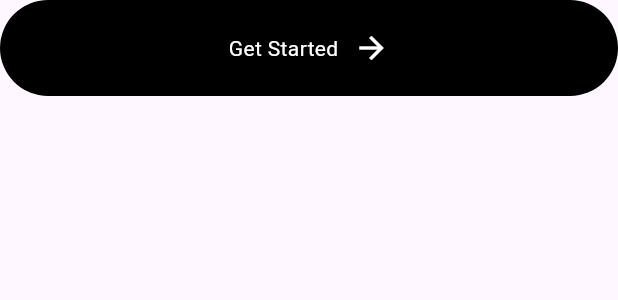
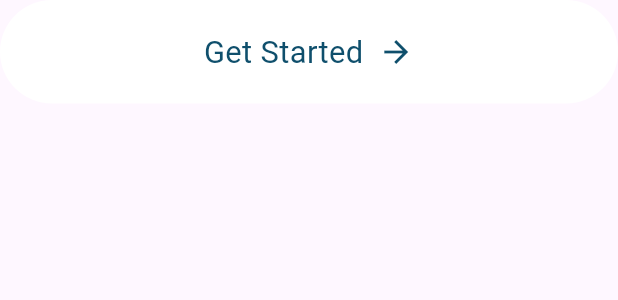
Before and after one commit to MayarMohamed7/career_coach, a Flutter app: the MyButton widget shown alone on an empty page, opened directly, on a phone screen of 412 x 824 dp. Shown: the top 300 px of the screen. Run offline on Flutter 3.47's test engine with Material 3 defaults, Android fonts, the phone set to English and light mode, and no system bars; our stand-ins replace font_awesome_flutter.

Commit message:
Update buttons.dart

```diff
--- a/lib/components/buttons.dart
+++ b/lib/components/buttons.dart
@@ -1,13 +1,29 @@
+import 'package:career_coach/screens/login_page.dart';
 import 'package:flutter/material.dart';
+
 
 class MyButton extends StatelessWidget {
   final String text;
   const MyButton({Key? key, required this.text}) : super(key: key);
+
   @override
   Widget build(BuildContext context) {
-    return Container(
+    double screenWidth = MediaQuery.of(context).size.width;
+
+    // Calculate font size based on screen width
+    double fontSize = screenWidth * 0.05; // Adjust this multiplier as needed
+
+    return GestureDetector(
+      onTap: () {
+        // Navigate to the login page when the button is pressed
+        Navigator.push(
+          context,
+          MaterialPageRoute(builder: (context) => loginPage()),
+        );
+      },
+      child: Container(
         decoration: BoxDecoration(
-        color: Colors.black,
+          color: Colors.white,
           borderRadius: BorderRadius.circular(40),
         ),
         padding: EdgeInsets.all(20),
@@ -16,14 +32,18 @@ class MyButton extends StatelessWidget {
           children: [
             Text(
               text,
-            style: TextStyle(color: Colors.white),
+              style: TextStyle(
+                color: Color(0xff0f4f6c),
+                fontSize: fontSize,
+              ),
             ),
             const SizedBox(width: 10),
             Icon(
               Icons.arrow_forward,
-            color: Colors.white,
+              color: Color(0xff0f4f6c),
             ),
           ],
+        ),
       ),
     );
   }
```
Lines whose indentation alone changed are shown as unchanged.
